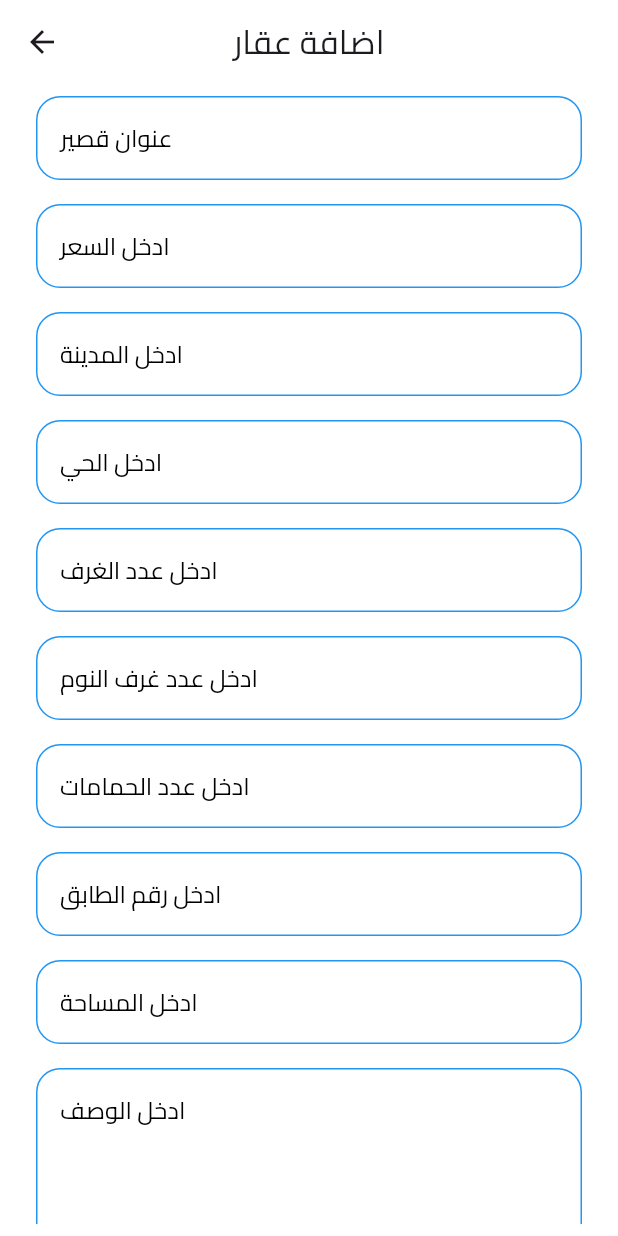
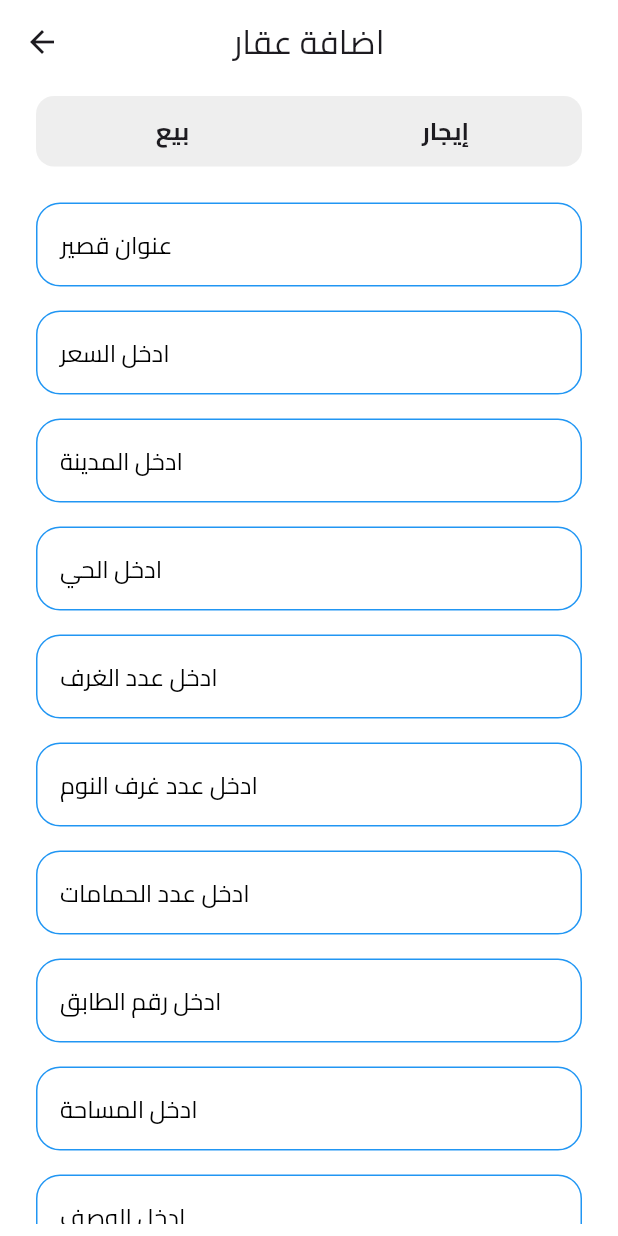
Before and after one commit to MTSH0IT/property_app, a Flutter app: the AddPropertyView screen opened by its route, on a phone screen of 412 x 824 dp. Run offline on Flutter 3.47's test engine with Material 3 defaults, Android fonts, the phone set to English and light mode, and no system bars; our stand-ins replace carousel_slider, cloud_firestore, easy_localization, firebase_auth, firebase_core, flutter_bloc and 6 more; accounts and stored records are empty.

Commit message:
edit add property

```diff
--- a/lib/core/widgets/custom_text_form_field.dart
+++ b/lib/core/widgets/custom_text_form_field.dart
@@ -9,7 +9,7 @@ class CustomTextFormField extends StatelessWidget {
     this.suffixIcon,
     this.onSaved,
     this.obscureText = false,
-    this.maxLines,
+    this.maxLines = 1,
   });
   final String hintText;
   final TextInputType textInputType;
--- a/lib/features/add_property/presentation/views/widgets/add_property_view_body.dart
+++ b/lib/features/add_property/presentation/views/widgets/add_property_view_body.dart
@@ -4,6 +4,7 @@ import 'package:flutter/material.dart';
 
 import 'package:property_app/core/widgets/custom_text_form_field.dart';
 import 'package:property_app/features/add_property/data/service/feature_managment.dart';
+import 'package:property_app/features/add_property/domain/entites/property_entity.dart';
 import 'package:property_app/features/add_property/presentation/views/widgets/custom_text_field.dart';
 import 'package:property_app/features/add_property/presentation/views/widgets/grid_view_features.dart';
 import 'package:image_picker/image_picker.dart';
@@ -16,66 +17,118 @@ class AddPropertyViewBody extends StatefulWidget {
 }
 
 class _AddPropertyViewBodyState extends State<AddPropertyViewBody> {
+  final _formKey = GlobalKey<FormState>();
+  AutovalidateMode autovalidateMode = AutovalidateMode.disabled;
   final TextEditingController _controller = TextEditingController();
-  final List<String> _items = [];
-  final List<File> _images = [];
+  List<String> listItems = [];
+  List<File> listImages = [];
+  late String selectedType;
+  late String title;
+  late int price;
+  late String city;
+  late String county;
+  late int rooms;
+  late int bedrooms;
+  late int bathrooms;
+  late int floor;
+  late int area;
+  late String description;
 
   @override
   Widget build(BuildContext context) {
     return Padding(
       padding: const EdgeInsets.symmetric(vertical: 8, horizontal: 24),
       child: SingleChildScrollView(
+        child: Form(
+          key: _formKey,
+          autovalidateMode: autovalidateMode,
           child: Column(
             children: [
+              TypeProperty(
+                onChanged: (value) {
+                  selectedType = value;
+                },
+              ),
+              const SizedBox(height: 24),
               CustomTextFormField(
                 hintText: "عنوان قصير ",
                 textInputType: TextInputType.text,
+                onSaved: (p0) {
+                  title = p0!;
+                },
               ),
               const SizedBox(height: 16),
               CustomTextFormField(
                 hintText: "ادخل السعر",
                 textInputType: TextInputType.number,
+                onSaved: (p0) {
+                  price = int.parse(p0!);
+                },
               ),
               const SizedBox(height: 16),
               CustomTextFormField(
                 hintText: "ادخل المدينة",
                 textInputType: TextInputType.text,
+                onSaved: (p0) {
+                  city = p0!;
+                },
               ),
               const SizedBox(height: 16),
               CustomTextFormField(
                 hintText: "ادخل الحي",
                 textInputType: TextInputType.text,
+                onSaved: (p0) {
+                  county = p0!;
+                },
               ),
               const SizedBox(height: 16),
               CustomTextFormField(
                 hintText: "ادخل عدد الغرف",
                 textInputType: TextInputType.number,
+                onSaved: (p0) {
+                  rooms = int.parse(p0!);
+                },
               ),
               const SizedBox(height: 16),
               CustomTextFormField(
                 hintText: "ادخل عدد غرف النوم",
                 textInputType: TextInputType.number,
+                onSaved: (p0) {
+                  bedrooms = int.parse(p0!);
+                },
               ),
               const SizedBox(height: 16),
               CustomTextFormField(
                 hintText: "ادخل عدد الحمامات",
                 textInputType: TextInputType.number,
+                onSaved: (p0) {
+                  bathrooms = int.parse(p0!);
+                },
               ),
               const SizedBox(height: 16),
               CustomTextFormField(
                 hintText: "ادخل رقم الطابق",
                 textInputType: TextInputType.number,
+                onSaved: (p0) {
+                  floor = int.parse(p0!);
+                },
               ),
               const SizedBox(height: 16),
               CustomTextFormField(
                 hintText: "ادخل المساحة",
                 textInputType: TextInputType.number,
+                onSaved: (p0) {
+                  area = int.parse(p0!);
+                },
               ),
               const SizedBox(height: 16),
               CustomTextFormField(
                 hintText: "ادخل الوصف",
                 textInputType: TextInputType.multiline,
                 maxLines: 5,
+                onSaved: (p0) {
+                  description = p0!;
+                },
               ),
               const SizedBox(height: 16),
               CustomTextField(
@@ -83,25 +136,24 @@ class _AddPropertyViewBodyState extends State<AddPropertyViewBody> {
                 title: "ادخل الميزات",
                 onPressed: () {
                   setState(() {
-                  FeatureManagment.addItem(_items, _controller);
+                    FeatureManagment.addItem(listItems, _controller);
                   });
                 },
               ),
-            SizedBox(height: 20),
-            if (_items.isNotEmpty) GridViewFeatures(items: _items),
+              SizedBox(height: 16),
+              if (listItems.isNotEmpty) GridViewFeatures(items: listItems),
               const SizedBox(height: 16),
               SizedBox(
                 width: double.maxFinite,
                 child: ElevatedButton(
                   onPressed: () async {
-                  final List<XFile>? images = await ImagePicker()
+                    final List<XFile> images = await ImagePicker()
                         .pickMultiImage(imageQuality: 70);
-                  if (images != null) {
+
                     for (var element in images) {
                       setState(() {
-                        _images.add(File(element.path));
+                        listImages.add(File(element.path));
                       });
-                    }
                     }
                   },
                   child: const Text("اضافة الصور من المعرض"),
@@ -117,7 +169,7 @@ class _AddPropertyViewBodyState extends State<AddPropertyViewBody> {
                   crossAxisSpacing: 10,
                   mainAxisSpacing: 10,
                 ),
-              itemCount: _images.length,
+                itemCount: listImages.length,
                 itemBuilder: (context, index) {
                   return Stack(
                     children: [
@@ -125,7 +177,7 @@ class _AddPropertyViewBodyState extends State<AddPropertyViewBody> {
                         child: ClipRRect(
                           borderRadius: BorderRadius.circular(10),
                           child: Image.file(
-                          File(_images[index].path),
+                            File(listImages[index].path),
                             fit: BoxFit.fill,
                           ),
                         ),
@@ -136,7 +188,7 @@ class _AddPropertyViewBodyState extends State<AddPropertyViewBody> {
                         child: GestureDetector(
                           onTap: () {
                             setState(() {
-                            _images.removeAt(index);
+                              listImages.removeAt(index);
                             });
                           },
                           child: const Icon(
@@ -151,10 +203,131 @@ class _AddPropertyViewBodyState extends State<AddPropertyViewBody> {
                 },
               ),
               SizedBox(height: 16),
-            ElevatedButton(onPressed: () {}, child: Text("نشر")),
+              SizedBox(
+                width: double.maxFinite,
+                child: TextButton(
+                  onPressed: () {
+                    if (_formKey.currentState!.validate()) {
+                      _formKey.currentState!.save();
+                      PropertyEntity(
+                        title: title,
+                        type: selectedType,
+                        price: price,
+                        city: city,
+                        county: county,
+                        description: description,
+                        rooms: rooms,
+                        bedrooms: bedrooms,
+                        bathrooms: bathrooms,
+                        floor: floor,
+                        area: area,
+                        features: listItems,
+                        image: listImages,
+                      );
+                    } else {
+                      setState(() {
+                        autovalidateMode = AutovalidateMode.onUserInteraction;
+                      });
+                    }
+                  },
+                  child: Text("نشر"),
+                ),
+              ),
             ],
+          ),
         ),
       ),
     );
   }
 }
+
+class TypeProperty extends StatefulWidget {
+  const TypeProperty({super.key, required this.onChanged});
+  final ValueChanged<String> onChanged;
+
+  @override
+  State<TypeProperty> createState() => _TypePropertyState();
+}
+
+class _TypePropertyState extends State<TypeProperty> {
+  String selectedType = 'بيع';
+  @override
+  Widget build(BuildContext context) {
+    return Container(
+      decoration: BoxDecoration(
+        color: Colors.grey[200],
+        borderRadius: BorderRadius.circular(12),
+      ),
+      child: Row(
+        children: [
+          Expanded(
+            child: GestureDetector(
+              onTap: () {
+                setState(() {
+                  selectedType = 'بيع';
+                  widget.onChanged(selectedType);
+                });
+              },
+              child: Container(
+                padding: const EdgeInsets.symmetric(vertical: 12),
+                decoration: BoxDecoration(
+                  // color:
+                  //     selectedType == 'بيع'
+                  //         ? Theme.of(context).primaryColor
+                  //         : Colors.transparent,
+                  borderRadius: BorderRadius.circular(12),
+                ),
+                child: Center(
+                  child: Text(
+                    'بيع',
+                    style: TextStyle(
+                      // color:
+                      //     selectedType == 'بيع'
+                      //         ? Colors.white
+                      //         : Colors.black,
+                      fontWeight: FontWeight.bold,
+                      fontSize: 16,
+                    ),
+                  ),
+                ),
+              ),
+            ),
+          ),
+          Expanded(
+            child: GestureDetector(
+              onTap: () {
+                setState(() {
+                  selectedType = 'إيجار';
+                  widget.onChanged(selectedType);
+                });
+              },
+              child: Container(
+                padding: const EdgeInsets.symmetric(vertical: 12),
+                decoration: BoxDecoration(
+                  // color:
+                  //     selectedType == 'إيجار'
+                  //         ? Theme.of(context).primaryColor
+                  //         : Colors.transparent,
+                  borderRadius: BorderRadius.circular(12),
+                ),
+                child: Center(
+                  child: Text(
+                    'إيجار',
+                    style: TextStyle(
+                      // color:
+                      //     selectedType == 'إيجار'
+                      //         ? Colors.white
+                      //         : Colors.black,
+                      fontWeight: FontWeight.bold,
+                      fontSize: 16,
+                    ),
+                  ),
+                ),
+              ),
+            ),
+          ),
+        ],
+      ),
+    );
+  }
+}
```
Lines whose indentation alone changed are shown as unchanged.
